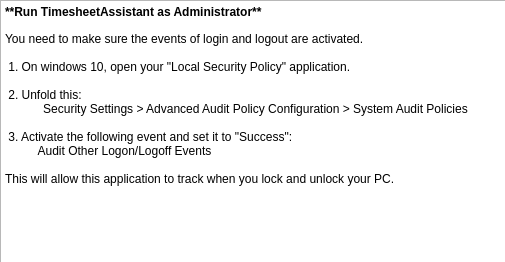
Qt form src/View/gui/HelpDialog.ui (alexmo16/TimesheetAssistant) before a commit.
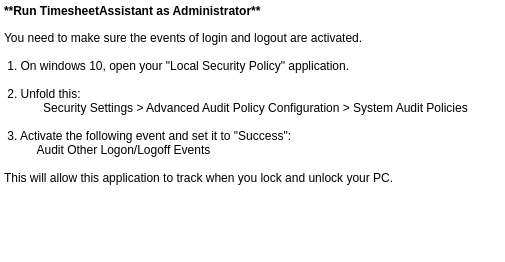
The same form after that commit.

Patch:
```diff
--- a/src/View/gui/HelpDialog.ui
+++ b/src/View/gui/HelpDialog.ui
@@ -22,6 +22,12 @@
      <height>281</height>
     </rect>
    </property>
+   <property name="frameShape">
+    <enum>QFrame::NoFrame</enum>
+   </property>
+   <property name="frameShadow">
+    <enum>QFrame::Plain</enum>
+   </property>
    <property name="html">
     <string>&lt;!DOCTYPE HTML PUBLIC &quot;-//W3C//DTD HTML 4.0//EN&quot; &quot;http://www.w3.org/TR/REC-html40/strict.dtd&quot;&gt;
 &lt;html&gt;&lt;head&gt;&lt;meta name=&quot;qrichtext&quot; content=&quot;1&quot; /&gt;&lt;style type=&quot;text/css&quot;&gt;
```
